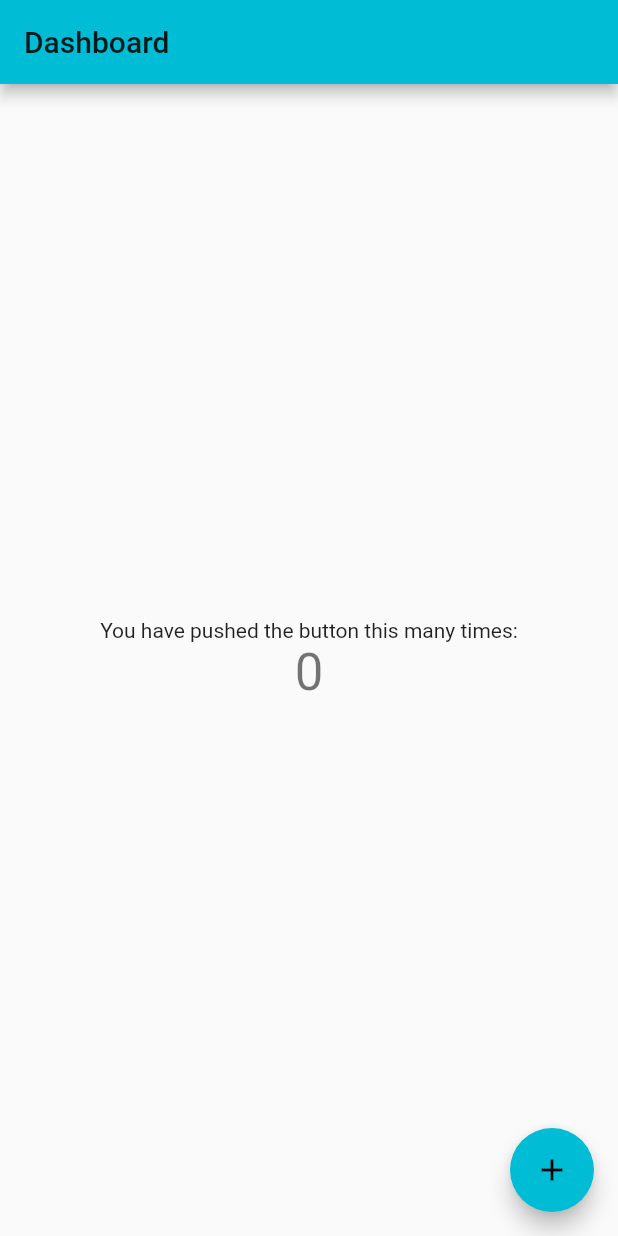
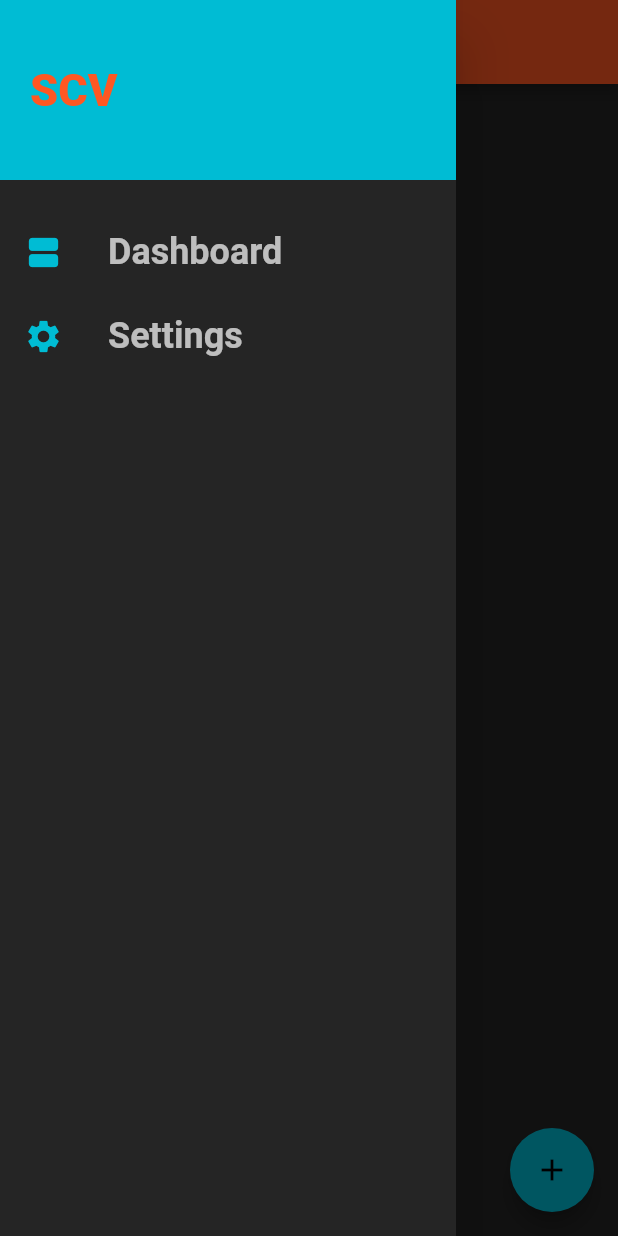
Before and after one commit to COS301-SE-2021/Smart-Contract-Verifier, a Flutter app: the screen it shows after launch, with the side drawer open (before the commit the screen has no drawer), on a phone screen of 412 x 824 dp. Run offline on Flutter 3.47's test engine with Material 2 defaults, Android fonts, the phone set to English and light mode, and no system bars.

Commit message:
----Additions:---- - Base Screens   - Dashboard   - Settings - Models:   - Contract   - Contract Term
----Configurations:----
- Routing for screens

```diff
--- a/frontend_scv/lib/main.dart
+++ b/frontend_scv/lib/main.dart
@@ -1,113 +1,53 @@
 import 'package:flutter/material.dart';
+import './screens/dashboard_screen.dart';
+import './screens/settings_screen.dart';
+import './models/contract.dart';
 
-void main() {
-  runApp(MyApp());
+void main() => runApp(MyApp());
+
+class MyApp extends StatefulWidget {
+  @override
+  _MyAppState createState() => _MyAppState();
 }
 
-class MyApp extends StatelessWidget {
-  // FRONTEND_DEV BRANCH
+class _MyAppState extends State<MyApp> {
+  List<Contract> _contracts = [];
+
   @override
   Widget build(BuildContext context) {
     return MaterialApp(
       title: 'Smart Contract Verifier',
       theme: ThemeData(
-        // This is the theme of your application.
-        //
-        // Try running your application with "flutter run". You'll see the
-        // application has a blue toolbar. Then, without quitting the app, try
-        // changing the primarySwatch below to Colors.green and then invoke
-        // "hot reload" (press "r" in the console where you ran "flutter run",
-        // or simply save your changes to "hot reload" in a Flutter IDE).
-        // Notice that the counter didn't reset back to zero; the application
-        // is not restarted.
-        primarySwatch: Colors.cyan,
+        primarySwatch: Colors.deepOrange,
+        accentColor: Colors.cyan,
+        canvasColor: Color.fromRGBO(37, 37, 37, 1),
+        textTheme: ThemeData.light().textTheme.copyWith(
+            body1: TextStyle(
+              color: Color.fromRGBO(200, 200, 200, 1),
+            ),
+            body2: TextStyle(
+              color: Color.fromRGBO(105, 105, 105, 1),
+            ),
+            title: TextStyle(
+              fontSize: 20,
+              fontWeight: FontWeight.bold,
+            )),
       ),
-      home: MyHomePage(title: 'Dashboard'),
+      initialRoute: '/',
+      routes: {
+        '/': (ctx) => DashboardScreen(_contracts),
+        SettingsScreen.routeName: (ctx) => SettingsScreen(),
+      },
+      onGenerateRoute: (settings) {
+        return MaterialPageRoute(
+          builder: (ctx) => DashboardScreen(_contracts),
+        );
+      },
+      onUnknownRoute: (settings) {
+        return MaterialPageRoute(
+          builder: (ctx) => DashboardScreen(_contracts),
+        );
+      },
     );
   }
 }
-
-class MyHomePage extends StatefulWidget {
-  MyHomePage({Key? key, required this.title}) : super(key: key);
-
-  // This widget is the home page of your application. It is stateful, meaning
-  // that it has a State object (defined below) that contains fields that affect
-  // how it looks.
-
-  // This class is the configuration for the state. It holds the values (in this
-  // case the title) provided by the parent (in this case the App widget) and
-  // used by the build method of the State. Fields in a Widget subclass are
-  // always marked "final".
-
-  final String title;
-
-  @override
-  _MyHomePageState createState() => _MyHomePageState();
-}
-
-class _MyHomePageState extends State<MyHomePage> {
-  int _counter = 0;
-
-  void _incrementCounter() {
-    setState(() {
-      // This call to setState tells the Flutter framework that something has
-      // changed in this State, which causes it to rerun the build method below
-      // so that the display can reflect the updated values. If we changed
-      // _counter without calling setState(), then the build method would not be
-      // called again, and so nothing would appear to happen.
-      _counter++;
-    });
-  }
-
-  @override
-  Widget build(BuildContext context) {
-    // This method is rerun every time setState is called, for instance as done
-    // by the _incrementCounter method above.
-    //
-    // The Flutter framework has been optimized to make rerunning build methods
-    // fast, so that you can just rebuild anything that needs updating rather
-    // than having to individually change instances of widgets.
-    return Scaffold(
-      appBar: AppBar(
-        // Here we take the value from the MyHomePage object that was created by
-        // the App.build method, and use it to set our appbar title.
-        title: Text(widget.title),
-      ),
-      body: Center(
-        // Center is a layout widget. It takes a single child and positions it
-        // in the middle of the parent.
-        child: Column(
-          // Column is also a layout widget. It takes a list of children and
-          // arranges them vertically. By default, it sizes itself to fit its
-          // children horizontally, and tries to be as tall as its parent.
-          //
-          // Invoke "debug painting" (press "p" in the console, choose the
-          // "Toggle Debug Paint" action from the Flutter Inspector in Android
-          // Studio, or the "Toggle Debug Paint" command in Visual Studio Code)
-          // to see the wireframe for each widget.
-          //
-          // Column has various properties to control how it sizes itself and
-          // how it positions its children. Here we use mainAxisAlignment to
-          // center the children vertically; the main axis here is the vertical
-          // axis because Columns are vertical (the cross axis would be
-          // horizontal).
-          mainAxisAlignment: MainAxisAlignment.center,
-          children: <Widget>[
-            Text(
-              'You have pushed the button this many times:',
-            ),
-            Text(
-              '$_counter',
-              style: Theme.of(context).textTheme.headline4,
-            ),
-          ],
-        ),
-      ),
-      floatingActionButton: FloatingActionButton(
-        onPressed: _incrementCounter,
-        tooltip: 'Increment',
-        child: Icon(Icons.add),
-      ), // This trailing comma makes auto-formatting nicer for build methods.
-    );
-  }
-}
--- /dev/null
+++ b/frontend_scv/lib/models/contract.dart
@@ -0,0 +1,23 @@
+import 'package:flutter/foundation.dart';
+
+enum TermStatus { Accepted, Rejected, Pending }
+enum ContractStatus { Negotiation, Accepted, Resolution, Complete }
+
+class Term {
+  final String id;
+  final String text;
+  final String description;
+  final TermStatus status;
+  final String partyId;
+
+  Term.name(this.id, this.text, this.description, this.status, this.partyId);
+}
+
+class Contract {
+  final String id;
+  final List<Term> Terms;
+  final String contractTitle;
+  final ContractStatus status;
+
+  Contract.name(this.id, this.Terms, this.contractTitle, this.status);
+}
--- /dev/null
+++ b/frontend_scv/lib/screens/dashboard_screen.dart
@@ -0,0 +1,53 @@
+import 'package:flutter/material.dart';
+import '../widgets/main_drawer.dart';
+import '../models/contract.dart';
+
+class DashboardScreen extends StatefulWidget {
+  final List<Contract> userContracts;
+
+  DashboardScreen(this.userContracts);
+
+  @override
+  _DashboardScreenState createState() => _DashboardScreenState();
+}
+
+void _addNewContract(String title, double amount, DateTime date) {
+  List<Term> dummyTerms = [
+    Term.name(
+        '1',
+        'term text',
+        'term description - '
+            'normally a bit longer than your average sentence to demonstrate what '
+            'this will be used for.',
+        TermStatus.Pending,
+        'partyA_ID')
+  ];
+  final newContract = Contract.name(
+    'id',
+    dummyTerms,
+    'Contract Title',
+    ContractStatus.Negotiation,
+  );
+}
+
+void _startAddNewContract(context) {}
+
+class _DashboardScreenState extends State<DashboardScreen> {
+  @override
+  Widget build(BuildContext context) {
+    return Scaffold(
+      appBar: AppBar(
+        title: Text('Dashboard'),
+      ),
+      drawer: MainDrawer(),
+      body: Center(
+        child: Text('Dashboard'),
+      ),
+      floatingActionButtonLocation: FloatingActionButtonLocation.endFloat,
+      floatingActionButton: FloatingActionButton(
+        child: Icon(Icons.add),
+        onPressed: () => _startAddNewContract(context),
+      ),
+    );
+  }
+}
--- /dev/null
+++ b/frontend_scv/lib/widgets/main_drawer.dart
@@ -0,0 +1,68 @@
+import 'package:flutter/material.dart';
+import '../screens/settings_screen.dart';
+
+class MainDrawer extends StatelessWidget {
+  @override
+  Widget build(BuildContext context) {
+    Widget buildListTile(String title, IconData icon, VoidCallback tapHandler) {
+      return ListTile(
+        leading: Icon(
+          icon,
+          size: 26,
+          color: Theme.of(context).accentColor,
+        ),
+        title: Text(
+          title,
+          style: TextStyle(
+            fontSize: 24,
+            // fontFamily: 'RobotoCondensed',
+            fontWeight: FontWeight.bold,
+            color: Colors.white70,
+          ),
+        ),
+        onTap: tapHandler,
+      );
+    }
+
+    return Drawer(
+      child: Column(
+        children: [
+          Container(
+            //Heading
+            height: 120,
+            width: double.infinity,
+            padding: EdgeInsets.all(20),
+            alignment: Alignment.centerLeft,
+            color: Theme.of(context).accentColor,
+            child: Text(
+              'SCV',
+              style: TextStyle(
+                fontWeight: FontWeight.w900,
+                fontSize: 30,
+                color: Theme.of(context).primaryColor,
+              ),
+            ),
+          ),
+          SizedBox(
+            height: 20,
+          ),
+          buildListTile(
+            'Dashboard',
+            Icons.view_agenda,
+            () {
+              Navigator.of(context).pushReplacementNamed('/');
+            },
+          ),
+          buildListTile(
+            'Settings',
+            Icons.settings,
+            () {
+              Navigator.of(context)
+                  .pushReplacementNamed(SettingsScreen.routeName);
+            },
+          ),
+        ],
+      ),
+    );
+  }
+}
```
Also changed, not shown: frontend_scv/lib/screens/settings_screen.dart (added, +98 -0 lines).
